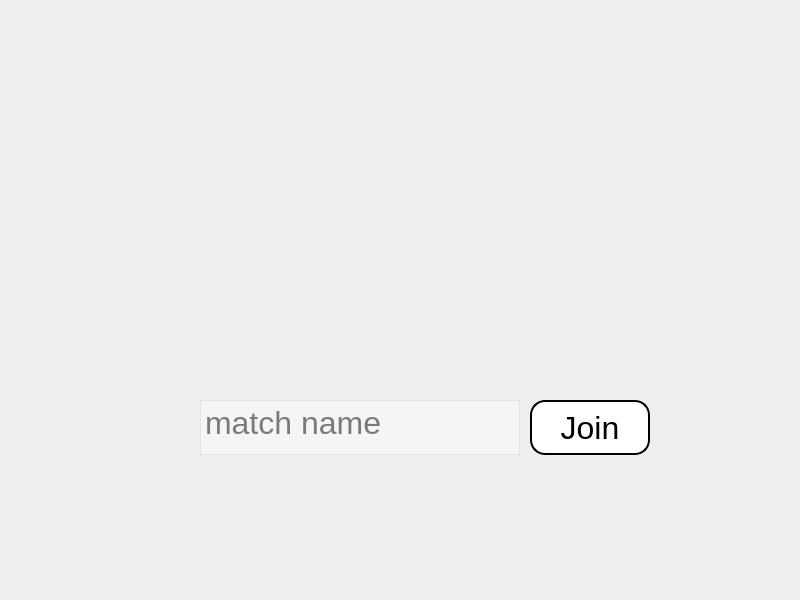
Above: client_src/QT/join_match_lobby.ui from Taller-de-Programacion-1-1C2024-GRUPO1/TP-Jazz-Jackrabbit-2 before the change. Below: the same form after it.
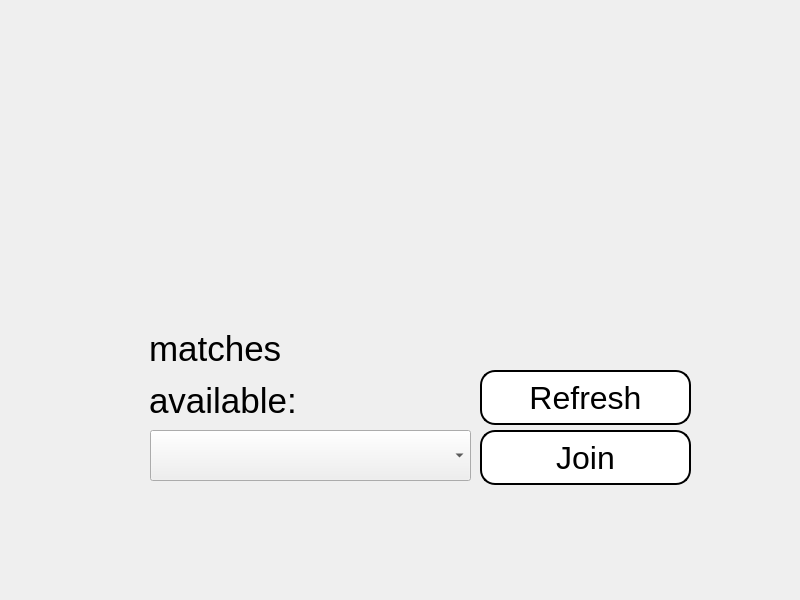
That is the form after the change.

```diff
--- a/client_src/QT/join_match_lobby.ui
+++ b/client_src/QT/join_match_lobby.ui
@@ -18,33 +18,12 @@
   <property name="windowTitle">
    <string>Dialog</string>
   </property>
-  <widget class="QPlainTextEdit" name="txtMatchName">
-   <property name="geometry">
-    <rect>
-     <x>200</x>
-     <y>400</y>
-     <width>320</width>
-     <height>55</height>
-    </rect>
-   </property>
-   <property name="font">
-    <font>
-     <pointsize>24</pointsize>
-    </font>
-   </property>
-   <property name="styleSheet">
-    <string notr="true">background: rgba(255, 255, 255, 100); color: black;</string>
-   </property>
-   <property name="placeholderText">
-    <string>match name</string>
-   </property>
-  </widget>
   <widget class="QPushButton" name="btnJoin">
    <property name="geometry">
     <rect>
-     <x>530</x>
-     <y>400</y>
-     <width>120</width>
+     <x>480</x>
+     <y>430</y>
+     <width>211</width>
      <height>55</height>
     </rect>
    </property>
@@ -60,6 +39,55 @@
     <string>Join</string>
    </property>
   </widget>
+  <widget class="QPushButton" name="btnRefresh">
+   <property name="geometry">
+    <rect>
+     <x>480</x>
+     <y>370</y>
+     <width>211</width>
+     <height>55</height>
+    </rect>
+   </property>
+   <property name="font">
+    <font>
+     <pointsize>24</pointsize>
+    </font>
+   </property>
+   <property name="styleSheet">
+    <string notr="true">background-color: white; border: 2px solid black; border-radius: 15px; padding: 5px;</string>
+   </property>
+   <property name="text">
+    <string>Refresh</string>
+   </property>
+  </widget>
+  <widget class="QComboBox" name="comboBoxMatches">
+   <property name="geometry">
+    <rect>
+     <x>150</x>
+     <y>430</y>
+     <width>321</width>
+     <height>51</height>
+    </rect>
+   </property>
+  </widget>
+  <widget class="QLabel" name="labelNumberOfPlayers">
+   <property name="geometry">
+    <rect>
+     <x>149</x>
+     <y>320</y>
+     <width>321</width>
+     <height>111</height>
+    </rect>
+   </property>
+   <property name="font">
+    <font>
+     <pointsize>14</pointsize>
+    </font>
+   </property>
+   <property name="text">
+    <string>&lt;html&gt;&lt;head/&gt;&lt;body&gt;&lt;p&gt;&lt;span style=&quot; font-size:26pt;&quot;&gt;matches&lt;/span&gt;&lt;/p&gt;&lt;p&gt;&lt;span style=&quot; font-size:26pt;&quot;&gt;available:&lt;/span&gt;&lt;/p&gt;&lt;/body&gt;&lt;/html&gt;</string>
+   </property>
+  </widget>
  </widget>
  <resources/>
  <connections/>
```
